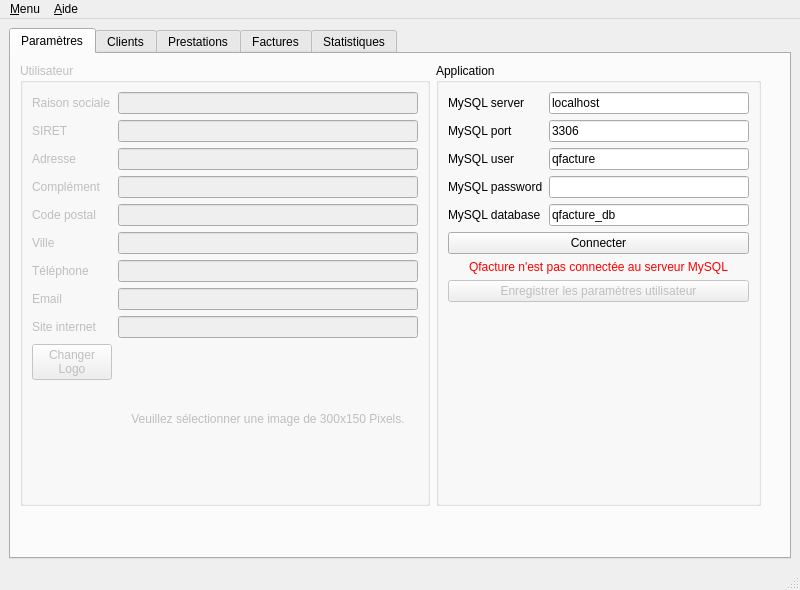
Qt form ui/Qfacture.ui (jpec/Qfacture) before a commit.
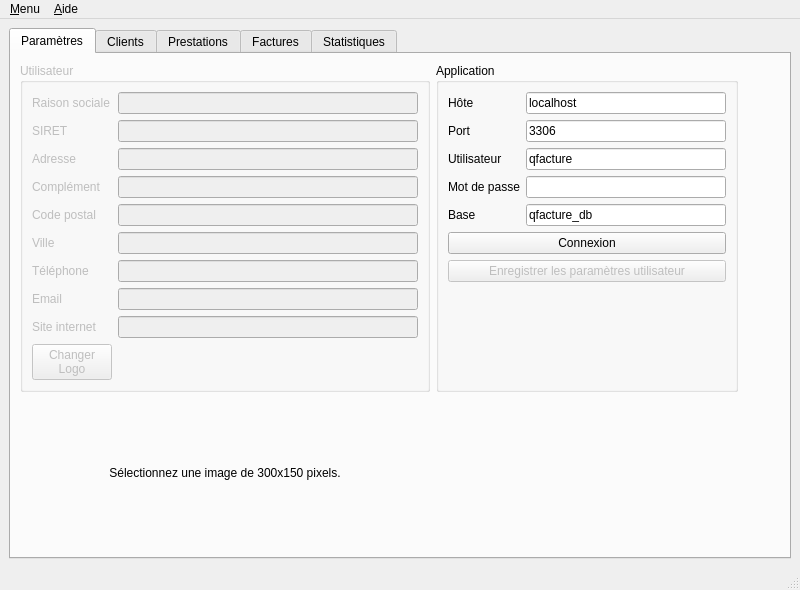
The same form after that commit. Icons and pictures are not drawn.

Diff of the .ui file:
```diff
--- a/ui/Qfacture.ui
+++ b/ui/Qfacture.ui
@@ -66,7 +66,7 @@
         <string>Paramètres</string>
        </attribute>
        <layout class="QGridLayout" name="gridLayout_3">
-        <item row="0" column="0" colspan="2">
+        <item row="0" column="0" colspan="3">
          <widget class="QGroupBox" name="uGroupBox">
           <property name="enabled">
            <bool>false</bool>
@@ -335,35 +335,10 @@
              </property>
             </widget>
            </item>
-           <item row="10" column="1">
-            <widget class="QLabel" name="uLogo">
-             <property name="minimumSize">
-              <size>
-               <width>300</width>
-               <height>150</height>
-              </size>
-             </property>
-             <property name="maximumSize">
-              <size>
-               <width>300</width>
-               <height>150</height>
-              </size>
-             </property>
-             <property name="text">
-              <string>Veuillez sélectionner une image de 300x150 Pixels.</string>
-             </property>
-             <property name="alignment">
-              <set>Qt::AlignCenter</set>
-             </property>
-             <property name="indent">
-              <number>-5</number>
-             </property>
-            </widget>
-           </item>
           </layout>
          </widget>
         </item>
-        <item row="0" column="3" rowspan="2">
+        <item row="0" column="4" rowspan="2">
          <spacer name="horizontalSpacer">
           <property name="orientation">
            <enum>Qt::Horizontal</enum>
@@ -392,7 +367,7 @@
           </property>
          </spacer>
         </item>
-        <item row="0" column="2">
+        <item row="0" column="3">
          <widget class="QGroupBox" name="aGroupBox">
           <property name="sizePolicy">
            <sizepolicy hsizetype="Maximum" vsizetype="Maximum">
@@ -434,7 +409,7 @@
               </size>
              </property>
              <property name="text">
-              <string>MySQL server</string>
+              <string>Hôte</string>
              </property>
              <property name="buddy">
               <cstring>aServer</cstring>
@@ -478,7 +453,7 @@
               </size>
              </property>
              <property name="text">
-              <string>MySQL port</string>
+              <string>Port</string>
              </property>
              <property name="buddy">
               <cstring>aPort</cstring>
@@ -519,7 +494,7 @@
               </size>
              </property>
              <property name="text">
-              <string>MySQL user</string>
+              <string>Utilisateur</string>
              </property>
              <property name="buddy">
               <cstring>aUser</cstring>
@@ -563,7 +538,7 @@
               </size>
              </property>
              <property name="text">
-              <string>MySQL password</string>
+              <string>Mot de passe</string>
              </property>
              <property name="buddy">
               <cstring>aPass</cstring>
@@ -610,7 +585,7 @@
               </size>
              </property>
              <property name="text">
-              <string>MySQL database</string>
+              <string>Base</string>
              </property>
              <property name="buddy">
               <cstring>aDb</cstring>
@@ -639,63 +614,20 @@
              </property>
             </widget>
            </item>
+           <item row="5" column="0" colspan="2">
+            <widget class="QPushButton" name="aConnect">
+             <property name="maximumSize">
+              <size>
+               <width>16777214</width>
+               <height>16777215</height>
+              </size>
+             </property>
+             <property name="text">
+              <string>Connexion</string>
+             </property>
+            </widget>
+           </item>
            <item row="6" column="0" colspan="2">
-            <widget class="QLabel" name="aFlag">
-             <property name="sizePolicy">
-              <sizepolicy hsizetype="Minimum" vsizetype="Preferred">
-               <horstretch>0</horstretch>
-               <verstretch>0</verstretch>
-              </sizepolicy>
-             </property>
-             <property name="palette">
-              <palette>
-               <active>
-                <colorrole role="WindowText">
-                 <brush brushstyle="SolidPattern">
-                  <color alpha="255">
-                   <red>255</red>
-                   <green>0</green>
-                   <blue>0</blue>
-                  </color>
-                 </brush>
-                </colorrole>
-               </active>
-               <inactive>
-                <colorrole role="WindowText">
-                 <brush brushstyle="SolidPattern">
-                  <color alpha="255">
-                   <red>255</red>
-                   <green>0</green>
-                   <blue>0</blue>
-                  </color>
-                 </brush>
-                </colorrole>
-               </inactive>
-               <disabled>
-                <colorrole role="WindowText">
-                 <brush brushstyle="SolidPattern">
-                  <color alpha="255">
-                   <red>122</red>
-                   <green>122</green>
-                   <blue>122</blue>
-                  </color>
-                 </brush>
-                </colorrole>
-               </disabled>
-              </palette>
-             </property>
-             <property name="text">
-              <string>Qfacture n'est pas connectée au serveur MySQL</string>
-             </property>
-             <property name="alignment">
-              <set>Qt::AlignCenter</set>
-             </property>
-             <property name="buddy">
-              <cstring>aConnect</cstring>
-             </property>
-            </widget>
-           </item>
-           <item row="7" column="0" colspan="2">
             <widget class="QPushButton" name="uSave">
              <property name="enabled">
               <bool>false</bool>
@@ -723,23 +655,10 @@
              </property>
             </widget>
            </item>
-           <item row="5" column="0" colspan="2">
-            <widget class="QPushButton" name="aConnect">
-             <property name="maximumSize">
-              <size>
-               <width>16777214</width>
-               <height>16777215</height>
-              </size>
-             </property>
-             <property name="text">
-              <string>Connecter</string>
-             </property>
-            </widget>
-           </item>
           </layout>
          </widget>
         </item>
-        <item row="1" column="2">
+        <item row="1" column="3">
          <spacer name="verticalSpacer_2">
           <property name="orientation">
            <enum>Qt::Vertical</enum>
@@ -752,6 +671,31 @@
           </property>
          </spacer>
         </item>
+        <item row="1" column="1">
+         <widget class="QLabel" name="uLogo">
+          <property name="minimumSize">
+           <size>
+            <width>300</width>
+            <height>150</height>
+           </size>
+          </property>
+          <property name="maximumSize">
+           <size>
+            <width>300</width>
+            <height>150</height>
+           </size>
+          </property>
+          <property name="text">
+           <string>Sélectionnez une image de 300x150 pixels.</string>
+          </property>
+          <property name="alignment">
+           <set>Qt::AlignCenter</set>
+          </property>
+          <property name="indent">
+           <number>-5</number>
+          </property>
+         </widget>
+        </item>
        </layout>
       </widget>
       <widget class="QWidget" name="tClient">
```
Left out of the diff: 4 changed lines with no effect on the pictures.
